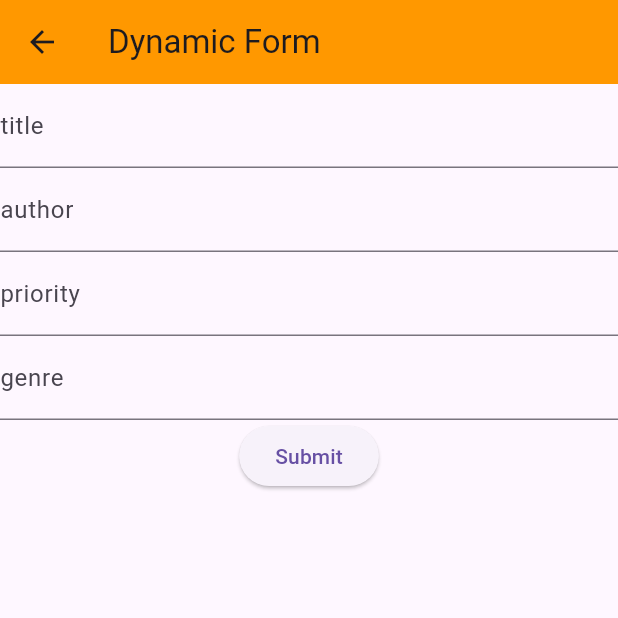
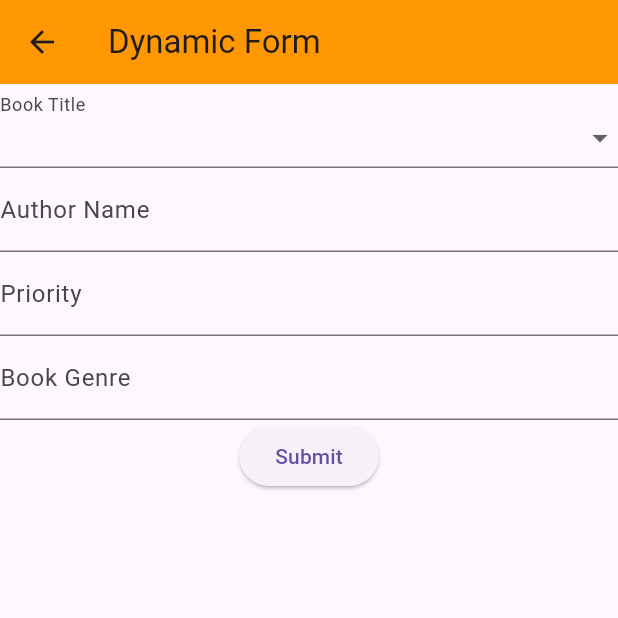
Before and after one commit to intern-lohono/book-store-testing, a Flutter app: the DynamicFormScreen screen opened directly, on a phone screen of 412 x 824 dp, the top half of it. Run offline on Flutter 3.47's test engine with Material 3 defaults, Android fonts, the phone set to English and light mode, and no system bars; drawn by our look-alikes of reactive_forms; our stand-ins replace flutter_riverpod, isar; missing offline and left inert: grpc, protobuf; accounts and stored records are empty; generated files the repository leaves out were written again.

Commit message:
dynamic form updated

```diff
--- a/isar-db/lib/widgets/reactive_form/dynamic_form/dynamic_form.dart
+++ b/isar-db/lib/widgets/reactive_form/dynamic_form/dynamic_form.dart
@@ -1,7 +1,7 @@
 import 'package:flutter/material.dart';
 import 'package:reactive_forms/reactive_forms.dart';
 
-class DynamicForm extends StatelessWidget {
+class DynamicForm extends StatefulWidget {
   final List<Map<String, dynamic>> data;
   final bool isDraftTicket;
   final bool disabledForm;
@@ -15,25 +15,87 @@ class DynamicForm extends StatelessWidget {
   });
 
   @override
+  _DynamicFormState createState() => _DynamicFormState();
+}
+
+class _DynamicFormState extends State<DynamicForm> {
+  late FormGroup _form;
+  final List<Map<String, dynamic>> _dynamicFields = [];
+
+  @override
+  void initState() {
+    super.initState();
+    _form = _createForm();
+  }
+
+  FormGroup _createForm() {
+    final controls = <String, FormControl>{};
+    for (final field in widget.data[0]['form_data'] ?? []) {
+      controls[field['id']] = FormControl<String>(
+        value: field['default_value'] ?? '',
+        validators: [],
+      );
+    }
+    return FormGroup(controls);
+  }
+
+  void _onTitleChanged(String? value) {
+    if (value == "Option 3" || value == "Option 4") {
+      if (!_dynamicFields.any((field) => field['id'] == 'new_field')) {
+        setState(() {
+          _dynamicFields.add({"id": "new_field", "label": "Edition"});
+          _form.addAll({
+            'new_field': FormControl<String>(value: '', validators: []),
+          });
+        });
+      }
+    } else {
+      if (_dynamicFields.any((field) => field['id'] == 'new_field')) {
+        setState(() {
+          _dynamicFields.removeWhere((field) => field['id'] == 'new_field');
+          _form.removeControl('new_field');
+        });
+      }
+    }
+  }
+
+  @override
   Widget build(BuildContext context) {
-    final formControls = _buildFormControls(data);
-
-    return ReactiveFormBuilder(
-      form: () => FormGroup(formControls),
-      builder: (context, form, child) {
-        return SingleChildScrollView(
+    return ReactiveForm(
+      formGroup: _form,
+      child: SingleChildScrollView(
         child: Column(
           children: [
-              ...formControls.keys.map(
-                (key) => ReactiveTextField(
-                  formControlName: key,
-                  decoration: InputDecoration(labelText: key),
+            ...widget.data[0]['form_data'].map<Widget>((field) {
+              if (field['type'] == 'dropdown') {
+                return ReactiveDropdownField<String>(
+                  formControlName: field['id'],
+                  decoration: InputDecoration(labelText: field['label']),
+                  items: (field['options'] as List<String>)
+                      .map((option) => DropdownMenuItem(
+                            value: option,
+                            child: Text(option),
+                          ))
+                      .toList(),
+                  onChanged: (control) => _onTitleChanged(control.value),
+                );
+              } else {
+                return ReactiveTextField(
+                  formControlName: field['id'],
+                  decoration: InputDecoration(labelText: field['label']),
+                );
+              }
+            }).toList(),
+            ..._dynamicFields.map(
+              (field) => ReactiveTextField(
+                formControlName: field['id'],
+                decoration: InputDecoration(labelText: field['label']),
               ),
             ),
             ElevatedButton(
-                onPressed: form.valid
+              onPressed: _form.valid
                   ? () {
-                        final formData = form.value;
+                      final formData = _form.value;
                       print('Form Data: $formData');
                     }
                   : null,
@@ -41,19 +103,7 @@ class DynamicForm extends StatelessWidget {
             ),
           ],
         ),
-        );
-      },
+      ),
     );
   }
-
-  Map<String, FormControl> _buildFormControls(List<Map<String, dynamic>> data) {
-    final controls = <String, FormControl>{};
-    for (final field in data[0]['form_data'] ?? []) {
-      controls[field['id']] = FormControl<dynamic>(
-        value: field['default_value'] ?? '',
-        validators: [],
-      );
 }
-    return controls;
-  }
-}
--- a/isar-db/lib/widgets/reactive_form/dynamic_form/dynamic_form_screen.dart
+++ b/isar-db/lib/widgets/reactive_form/dynamic_form/dynamic_form_screen.dart
@@ -1,6 +1,8 @@
+import 'dart:math';
+
 import 'package:flutter/material.dart';
 import 'package:letstalkbooksfinished/widgets/reactive_form/dynamic_form/dynamic_form.dart';
-import 'dart:math';
+import 'package:reactive_forms/reactive_forms.dart';
 
 class DynamicFormScreen extends StatelessWidget {
   final List<List<Map<String, dynamic>>> formConfigs = [
@@ -8,15 +10,16 @@ class DynamicFormScreen extends StatelessWidget {
       {
         "id": "book_form_1",
         "form_data": [
-          {"id": "title", "default_value": "", "label": "Book Title"},
+          {
+            "id": "title",
+            "default_value": "",
+            "label": "Book Title",
+            "type": "dropdown",
+            "options": ["Option 1", "Option 2", "Option 3", "Option 4"]
+          },
           {"id": "author", "default_value": "", "label": "Author Name"},
           {"id": "priority", "default_value": "", "label": "Priority"},
-          {
-            "id": "publisher",
-            "default_value": "",
-            "label": "Publisher",
-            "optional": true
-          },
+          {"id": "publisher", "default_value": "", "label": "Publisher"},
         ],
       }
     ],
@@ -24,15 +27,16 @@ class DynamicFormScreen extends StatelessWidget {
       {
         "id": "book_form_2",
         "form_data": [
-          {"id": "title", "default_value": "", "label": "Book Title"},
+          {
+            "id": "title",
+            "default_value": "",
+            "label": "Book Title",
+            "type": "dropdown",
+            "options": ["Option 1", "Option 2", "Option 3", "Option 4"]
+          },
           {"id": "author", "default_value": "", "label": "Author Name"},
           {"id": "priority", "default_value": "", "label": "Priority"},
-          {
-            "id": "genre",
-            "default_value": "",
-            "label": "Book Genre",
-            "optional": true
-          },
+          {"id": "genre", "default_value": "", "label": "Book Genre"},
         ],
       }
     ],
@@ -40,15 +44,16 @@ class DynamicFormScreen extends StatelessWidget {
       {
         "id": "book_form_3",
         "form_data": [
-          {"id": "title", "default_value": "", "label": "Book Title"},
+          {
+            "id": "title",
+            "default_value": "",
+            "label": "Book Title",
+            "type": "dropdown",
+            "options": ["Option 1", "Option 2", "Option 3", "Option 4"]
+          },
           {"id": "author", "default_value": "", "label": "Author Name"},
           {"id": "priority", "default_value": "", "label": "Priority"},
-          {
-            "id": "rating",
-            "default_value": "",
-            "label": "Rating",
-            "optional": true
-          },
+          {"id": "rating", "default_value": "", "label": "Rating"},
         ],
       }
     ],
```
Also changed, not shown: isar-db/lib/widgets/add_books_db.dart (+10 -10 lines), isar-db/lib/widgets/display_books_list_screen.dart (+22 -10 lines). Lines whose indentation alone changed are shown as unchanged.
